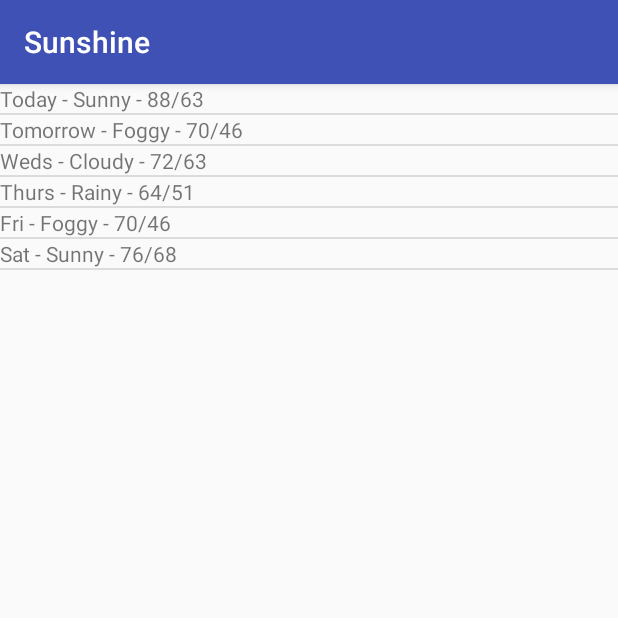
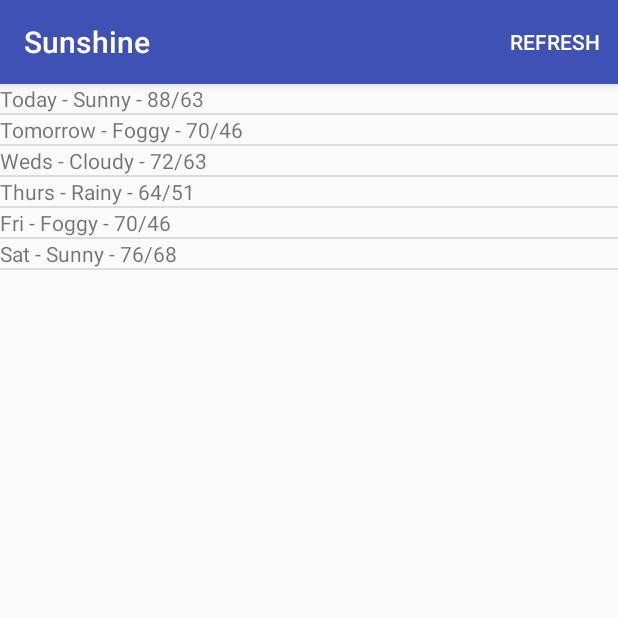
Before and after one commit to ShaneRich5/Sunshine, an Android app: the screen it shows after launch (MainActivity), on a phone screen of 412 x 824 dp, the top half of it. Run offline under Robolectric (Android 15) with nearby library versions, the phone set to English and light mode, and no system bars.

```diff
--- a/app/src/main/AndroidManifest.xml
+++ b/app/src/main/AndroidManifest.xml
@@ -1,6 +1,9 @@
 <?xml version="1.0" encoding="utf-8"?>
 <manifest xmlns:android="http://schemas.android.com/apk/res/android"
     package="com.shane.sunshine">
+
+    <uses-permission android:name="android.permission.INTERNET" />
+    <uses-permission android:name="android.permission.ACCESS_NETWORK_STATE" />
 
     <application
         android:allowBackup="true"
--- a/app/src/main/java/com/shane/sunshine/MainActivity.java
+++ b/app/src/main/java/com/shane/sunshine/MainActivity.java
@@ -1,18 +1,10 @@
 package com.shane.sunshine;
 
 import android.os.Bundle;
-import android.support.annotation.Nullable;
 import android.support.v4.app.Fragment;
 import android.support.v7.app.AppCompatActivity;
-import android.view.LayoutInflater;
-import android.view.View;
-import android.view.ViewGroup;
-import android.widget.ArrayAdapter;
-import android.widget.ListView;
-
-import java.util.ArrayList;
-import java.util.Arrays;
-import java.util.List;
+import android.view.Menu;
+import android.view.MenuItem;
 
 public class MainActivity extends AppCompatActivity {
 
@@ -31,4 +23,14 @@ public class MainActivity extends AppCompatActivity {
                 .replace(android.R.id.content, fragment, fragment.getTag())
                 .commit();
     }
+
+    @Override
+    public boolean onCreateOptionsMenu(Menu menu) {
+        return super.onCreateOptionsMenu(menu);
+    }
+
+    @Override
+    public boolean onOptionsItemSelected(MenuItem item) {
+        return super.onOptionsItemSelected(item);
+    }
 }
--- /dev/null
+++ b/app/src/main/res/menu/forecastfragment.xml
@@ -0,0 +1,8 @@
+<?xml version="1.0" encoding="utf-8"?>
+<menu xmlns:android="http://schemas.android.com/apk/res/android"
+    xmlns:app="http://schemas.android.com/apk/res-auto">
+    <item
+        android:id="@+id/action_refresh"
+        android:title="@string/refresh"
+        app:showAsAction="ifRoom"/>
+</menu>
--- a/app/src/main/res/values/strings.xml
+++ b/app/src/main/res/values/strings.xml
@@ -1,4 +1,5 @@
 <resources>
     <string name="app_name">Sunshine</string>
     <string name="openweathermap_api_key">087ba7456f7a40b80b1990b3d2381389</string>
+    <string name="refresh">Refresh</string>
 </resources>
```
Also changed, not shown: app/src/main/java/com/shane/sunshine/Constants.java (added, +9 -0 lines), app/src/main/java/com/shane/sunshine/ForecastFragment.java (+110 -1 lines).
